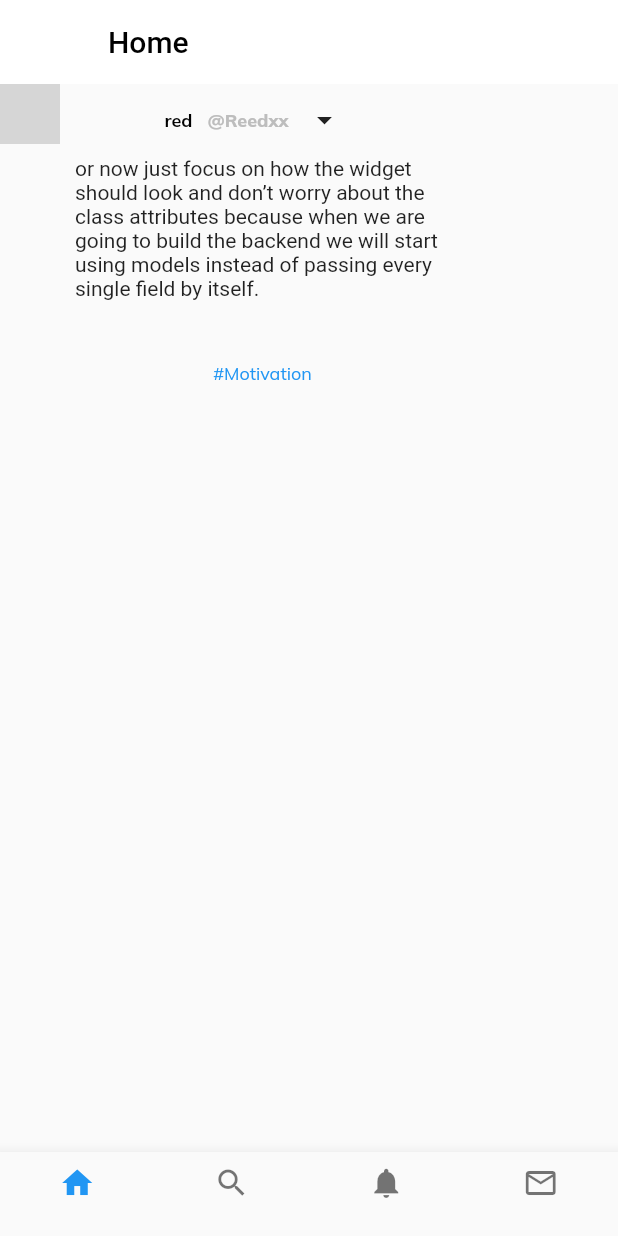
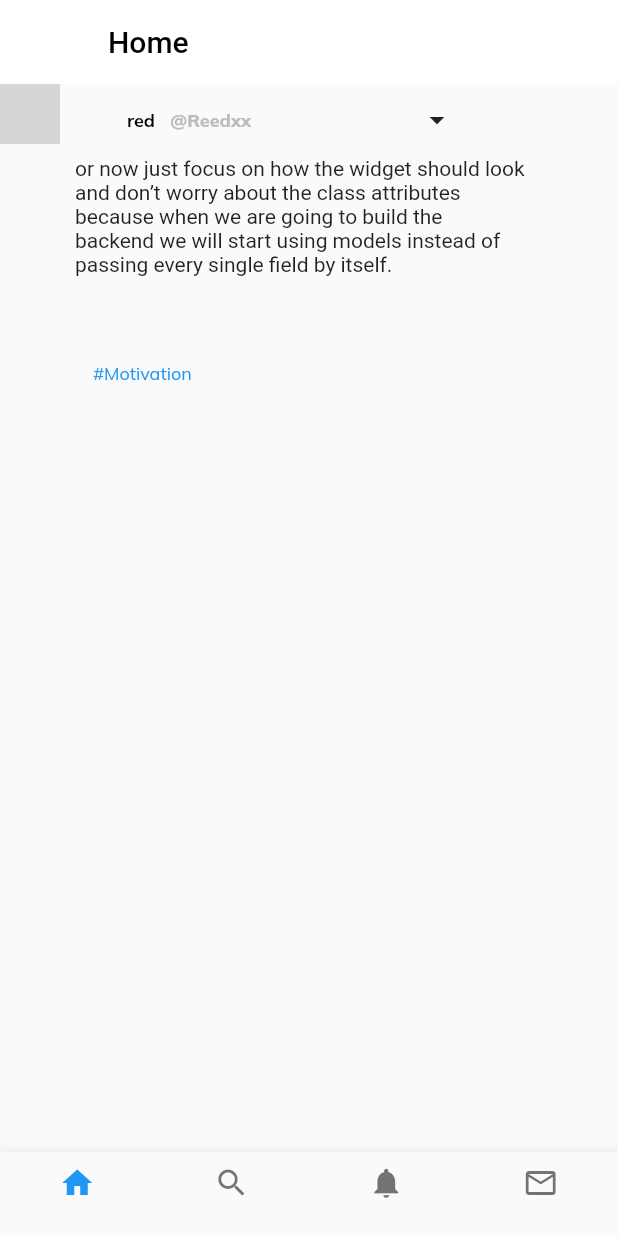
Before and after one commit to jassemb/holbertonschool-twitter_clone, a Flutter app: the screen it shows after launch, after a tap on "Submit", on a phone screen of 412 x 824 dp. Run offline on Flutter 3.47's test engine with Material 2 defaults, Android fonts, the phone set to English and light mode, and no system bars; our stand-ins replace firebase_auth, firebase_core, google_fonts; accounts and stored records are empty; network calls fail; grey boxes are pictures that could not be loaded.

Commit message:
Twitter Clone Part 3 in progress

```diff
--- a/twitter/lib/main.dart
+++ b/twitter/lib/main.dart
@@ -1,16 +1,28 @@
+// ignore_for_file: prefer_const_constructors
+
+import 'package:firebase_core/firebase_core.dart';
 import 'package:flutter/material.dart';
 import 'package:provider/provider.dart';
 import 'package:twitter/providers/app_state.dart';
-import 'package:twitter/screens/forgot_password_screen.dart';
-import 'package:twitter/screens/home_screen.dart';
+import 'package:twitter/providers/auth_state.dart';
 import 'package:twitter/screens/signin_screen.dart';
-import 'package:twitter/screens/signup_screen.dart';
-import 'package:twitter/widgets/bottom_bar_menu.dart';
-import 'package:twitter/widgets/flat_button.dart';
 
-void main() {
+Future main() async {
+  WidgetsFlutterBinding.ensureInitialized();
+  await Firebase.initializeApp(
+    options: FirebaseOptions(
+      apiKey: "AIzaSyA3jQbp7x3qE1xRSxMqfTDbIcUk59s2umY", // Your apiKey
+      appId: "1:1069444769290:android:a3db086319ce6ce92fe1f3", // Your appId
+      messagingSenderId: "1069444769290", // Your messagingSenderId
+      projectId: "clone-twitter-d9475", // Your projectId
+    ),
+  );
   runApp(MultiProvider(
-    providers: [ChangeNotifierProvider(create: (_) => AppState())],
+    providers: [
+      ChangeNotifierProvider(create: (_) => AppState()),
+      ChangeNotifierProvider(create: (_) => Auth())
+    ],
+    // ignore: prefer_const_constructors
     child: MyApp(),
   ));
 }
--- a/twitter/lib/screens/search_screen.dart
+++ b/twitter/lib/screens/search_screen.dart
@@ -1,8 +1,6 @@
-import 'package:flutter/cupertino.dart';
+// ignore_for_file: prefer_const_constructors
+
 import 'package:flutter/material.dart';
-import 'package:flutter/src/widgets/container.dart';
-import 'package:flutter/src/widgets/framework.dart';
-import 'package:twitter/widgets/entry_field.dart';
 
 import '../widgets/users_search_results_widget.dart';
 
--- a/twitter/lib/widgets/entry_field.dart
+++ b/twitter/lib/widgets/entry_field.dart
@@ -27,7 +27,7 @@ class CustomEntryField extends StatelessWidget {
             fillColor: Colors.grey.shade200,
             hintText: hint,
             border: OutlineInputBorder(
-              borderSide: BorderSide(width: 3, color: Colors.amberAccent),
+              borderSide: BorderSide(width: 3, color: Colors.blue),
               borderRadius: BorderRadius.circular(30.0),
             ),
           ),
--- a/twitter/lib/widgets/post_widget.dart
+++ b/twitter/lib/widgets/post_widget.dart
@@ -56,22 +56,34 @@ class PostWidget extends StatelessWidget {
                         fontWeight: FontWeight.w800,
                         color: Colors.grey.shade400),
                   ),
-                  IconButton(onPressed: (){}, icon: Icon(Icons.arrow_drop_down))
+                  SizedBox(
+                    width: 100,
+                  ),
+                  IconButton(
+                      onPressed: () {}, icon: Icon(Icons.arrow_drop_down))
                 ],
               ),
               Expanded(
                 child: SizedBox(
-                  width: 250,
-                  height: 500,
+                  width: 300,
+                  height: 300,
                   child: Text(post),
                 ),
               ),
+              Row(
+                children: [
                   Text(
                     "#$tag",
                     style: GoogleFonts.mulish(
                       fontSize: 12,
                       color: Colors.blue,
                     ),
+                  ),
+                  // ignore: prefer_const_constructors
+                  SizedBox(
+                    width: 210,
+                  )
+                ],
               ),
             ],
           ),
```
Also changed, not shown: twitter/lib/models/user.dart (added, +31 -0 lines), twitter/lib/providers/auth_state.dart (added, +41 -0 lines), twitter/lib/screens/signup_screen.dart (+16 -5 lines), twitter/lib/widgets/showOtpDialog.dart (added, +29 -0 lines), twitter/lib/widgets/showSnackbar.dart (added, +9 -0 lines). Lines whose indentation alone changed are shown as unchanged.
